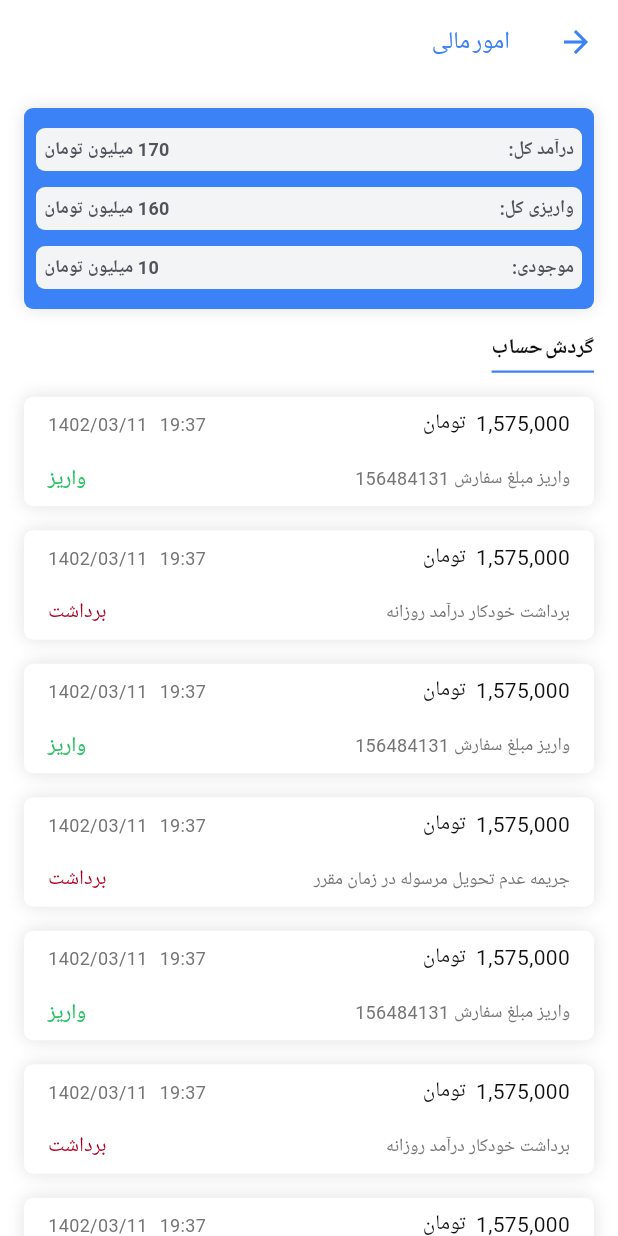
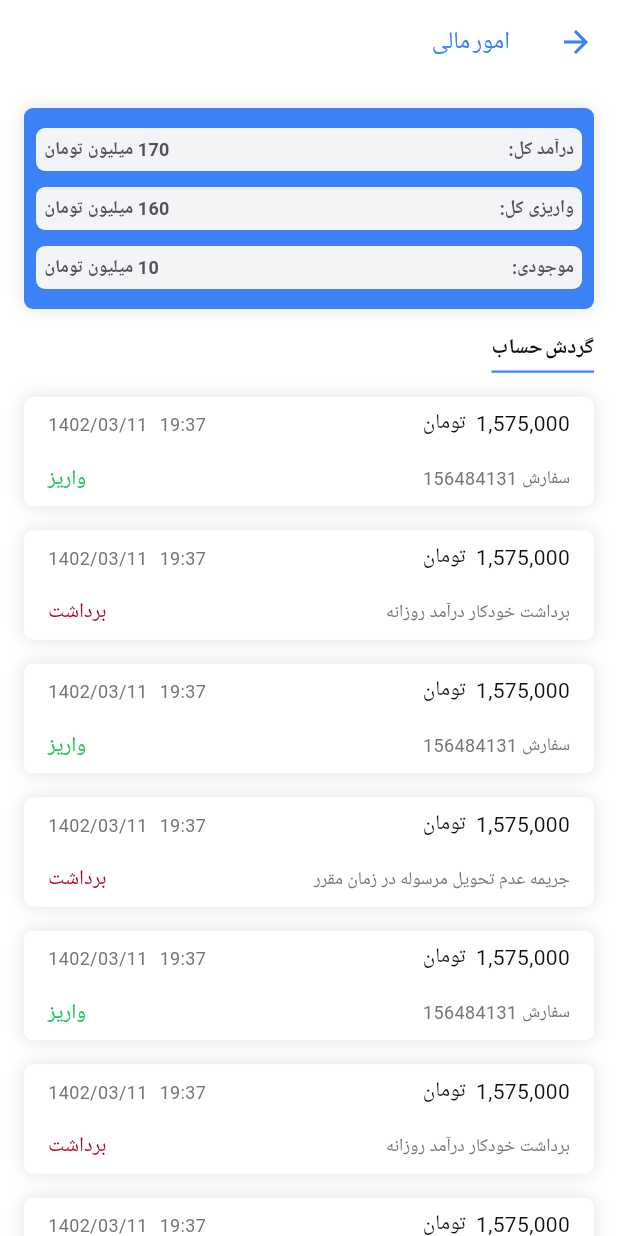
Before and after one commit to MrPouyaSaad/provider, a Flutter app: the FinanceScreen screen opened directly, on a phone screen of 412 x 824 dp. Run offline on Flutter 3.47's test engine with Material 3 defaults, Android fonts, the phone set to English and light mode, and no system bars; our stand-ins replace dropdown_search, fl_chart, flutter_animate, get; missing offline and left inert: floating_snackbar; Roboto replaces fonts that are missing (yekan-bakh).

Commit message:
change des

```diff
--- a/lib/screens/home/finance.dart
+++ b/lib/screens/home/finance.dart
@@ -77,7 +77,7 @@ class FinanceScreen extends StatelessWidget {
                                 children: [
                                   Text(
                                     isDeposit
-                                        ? 'واریز مبلغ سفارش 156484131'
+                                        ? 'سفارش 156484131'
                                         : index == 5
                                             ? 'جریمه عدم تحویل مرسوله در زمان مقرر'
                                             : 'برداشت خودکار درآمد روزانه',
```
